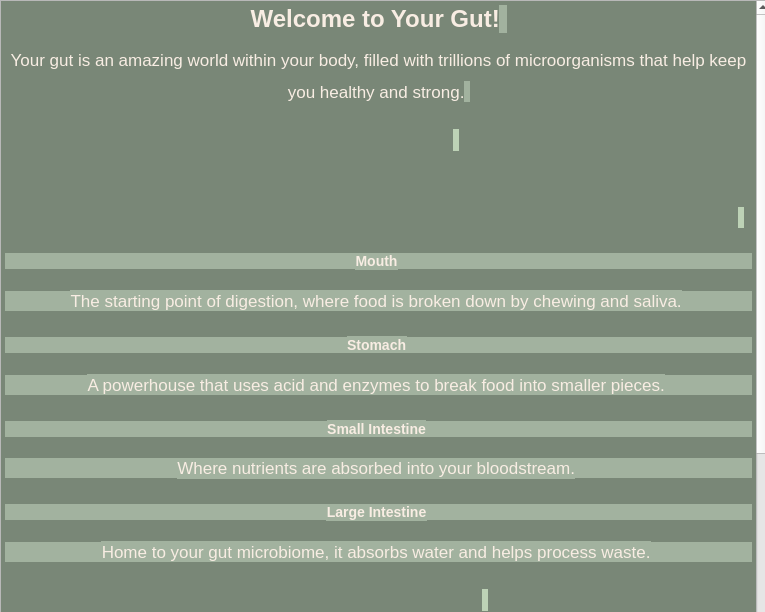
The window that A8EduApp/introtoguthealthwidget.ui (University-of-Utah-CS3505/a9-edu-app-f24-00Calvin00) describes before a commit, drawn with Qt 5.
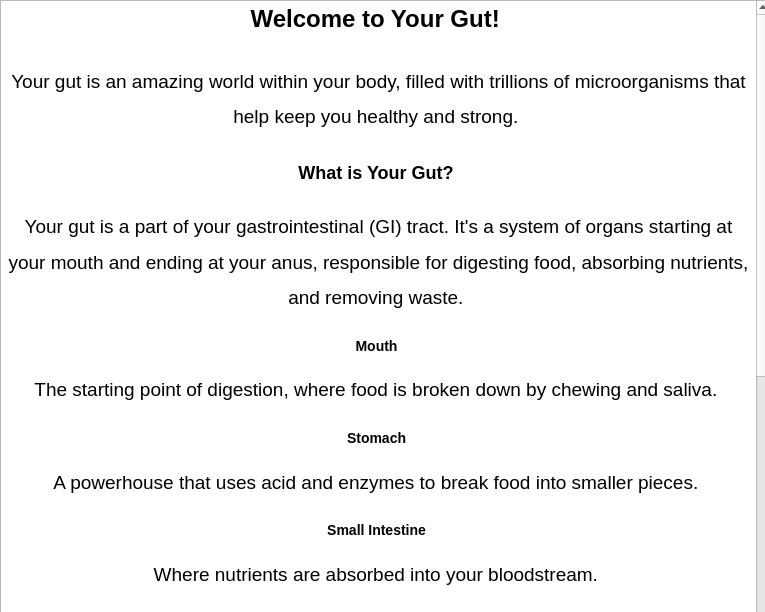
The same window after the commit.

Commit message: Added text to all the learning windows

What changed in the file:
```diff
--- a/A8EduApp/introtoguthealthwidget.ui
+++ b/A8EduApp/introtoguthealthwidget.ui
@@ -52,28 +52,27 @@
 hr { height: 1px; border-width: 0; }
 li.unchecked::marker { content: &quot;\2610&quot;; }
 li.checked::marker { content: &quot;\2612&quot;; }
-&lt;/style&gt;&lt;/head&gt;&lt;body style=&quot; font-family:'.AppleSystemUIFont'; font-size:13pt; font-weight:400; font-style:normal;&quot; bgcolor=&quot;#798777&quot;&gt;
-&lt;h1 align=&quot;center&quot; style=&quot; margin-top:0px; margin-bottom:0px; margin-left:0px; margin-right:0px; -qt-block-indent:0; text-indent:0px; line-height:160%;&quot;&gt;&lt;span style=&quot; font-family:'Arial','sans-serif'; font-size:xx-large; font-weight:700; color:#f8ede3;&quot;&gt;Welcome to Your Gut!&lt;/span&gt;&lt;span style=&quot; font-family:'Arial','sans-serif'; font-size:xx-large; font-weight:700; color:#f8ede3; background-color:#a2b29f;&quot;&gt; &lt;/span&gt;&lt;/h1&gt;
-&lt;p align=&quot;center&quot; style=&quot; margin-top:0px; margin-bottom:12px; margin-left:0px; margin-right:0px; -qt-block-indent:0; text-indent:0px; line-height:160%;&quot;&gt;&lt;span style=&quot; font-family:'Arial','sans-serif'; color:#f8ede3;&quot;&gt;Your gut is an amazing world within your body, filled with trillions of microorganisms that help keep you healthy and strong.&lt;/span&gt;&lt;span style=&quot; font-family:'Arial','sans-serif'; color:#f8ede3; background-color:#a2b29f;&quot;&gt; &lt;/span&gt;&lt;/p&gt;
-&lt;h2 align=&quot;center&quot; style=&quot; margin-top:16px; margin-bottom:0px; margin-left:0px; margin-right:0px; -qt-block-indent:0; text-indent:0px; line-height:160%;&quot;&gt;&lt;span style=&quot; font-family:'Arial','sans-serif'; font-size:x-large; font-weight:700; color:#798777;&quot;&gt;What is Your Gut?&lt;/span&gt;&lt;span style=&quot; font-family:'Arial','sans-serif'; font-size:x-large; font-weight:700; color:#798777; background-color:#bdd2b6;&quot;&gt; &lt;/span&gt;&lt;/h2&gt;
-&lt;p style=&quot; margin-top:12px; margin-bottom:12px; margin-left:0px; margin-right:0px; -qt-block-indent:0; text-indent:0px; line-height:160%;&quot;&gt;&lt;span style=&quot; font-family:'Arial','sans-serif'; color:#798777;&quot;&gt;Your gut is a part of your gastrointestinal (GI) tract. It's a system of organs starting at your mouth and ending at your anus, responsible for digesting food, absorbing nutrients, and removing waste.&lt;/span&gt;&lt;span style=&quot; font-family:'Arial','sans-serif'; color:#798777; background-color:#bdd2b6;&quot;&gt; &lt;/span&gt;&lt;/p&gt;
-&lt;h3 align=&quot;center&quot; style=&quot; margin-top:14px; margin-bottom:0px; margin-left:0px; margin-right:0px; -qt-block-indent:0; text-indent:0px; line-height:160%; background-color:#a2b29f;&quot;&gt;&lt;span style=&quot; font-family:'Arial','sans-serif'; font-size:large; font-weight:700; color:#f8ede3; background-color:#a2b29f;&quot;&gt;Mouth&lt;/span&gt;&lt;span style=&quot; font-family:'Arial','sans-serif'; font-size:large; font-weight:700; color:#f8ede3;&quot;&gt; &lt;/span&gt;&lt;/h3&gt;
-&lt;p align=&quot;center&quot; style=&quot; margin-top:12px; margin-bottom:12px; margin-left:0px; margin-right:0px; -qt-block-indent:0; text-indent:0px; line-height:160%; background-color:#a2b29f;&quot;&gt;&lt;span style=&quot; font-family:'Arial','sans-serif'; color:#f8ede3; background-color:#a2b29f;&quot;&gt;The starting point of digestion, where food is broken down by chewing and saliva.&lt;/span&gt;&lt;span style=&quot; font-family:'Arial','sans-serif'; color:#f8ede3;&quot;&gt; &lt;/span&gt;&lt;/p&gt;
-&lt;h3 align=&quot;center&quot; style=&quot; margin-top:14px; margin-bottom:0px; margin-left:0px; margin-right:0px; -qt-block-indent:0; text-indent:0px; line-height:160%; background-color:#a2b29f;&quot;&gt;&lt;span style=&quot; font-family:'Arial','sans-serif'; font-size:large; font-weight:700; color:#f8ede3; background-color:#a2b29f;&quot;&gt;Stomach&lt;/span&gt;&lt;span style=&quot; font-family:'Arial','sans-serif'; font-size:large; font-weight:700; color:#f8ede3;&quot;&gt; &lt;/span&gt;&lt;/h3&gt;
-&lt;p align=&quot;center&quot; style=&quot; margin-top:12px; margin-bottom:12px; margin-left:0px; margin-right:0px; -qt-block-indent:0; text-indent:0px; line-height:160%; background-color:#a2b29f;&quot;&gt;&lt;span style=&quot; font-family:'Arial','sans-serif'; color:#f8ede3; background-color:#a2b29f;&quot;&gt;A powerhouse that uses acid and enzymes to break food into smaller pieces.&lt;/span&gt;&lt;span style=&quot; font-family:'Arial','sans-serif'; color:#f8ede3;&quot;&gt; &lt;/span&gt;&lt;/p&gt;
-&lt;h3 align=&quot;center&quot; style=&quot; margin-top:14px; margin-bottom:0px; margin-left:0px; margin-right:0px; -qt-block-indent:0; text-indent:0px; line-height:160%; background-color:#a2b29f;&quot;&gt;&lt;span style=&quot; font-family:'Arial','sans-serif'; font-size:large; font-weight:700; color:#f8ede3; background-color:#a2b29f;&quot;&gt;Small Intestine&lt;/span&gt;&lt;span style=&quot; font-family:'Arial','sans-serif'; font-size:large; font-weight:700; color:#f8ede3;&quot;&gt; &lt;/span&gt;&lt;/h3&gt;
-&lt;p align=&quot;center&quot; style=&quot; margin-top:12px; margin-bottom:12px; margin-left:0px; margin-right:0px; -qt-block-indent:0; text-indent:0px; line-height:160%; background-color:#a2b29f;&quot;&gt;&lt;span style=&quot; font-family:'Arial','sans-serif'; color:#f8ede3; background-color:#a2b29f;&quot;&gt;Where nutrients are absorbed into your bloodstream.&lt;/span&gt;&lt;span style=&quot; font-family:'Arial','sans-serif'; color:#f8ede3;&quot;&gt; &lt;/span&gt;&lt;/p&gt;
-&lt;h3 align=&quot;center&quot; style=&quot; margin-top:14px; margin-bottom:0px; margin-left:0px; margin-right:0px; -qt-block-indent:0; text-indent:0px; line-height:160%; background-color:#a2b29f;&quot;&gt;&lt;span style=&quot; font-family:'Arial','sans-serif'; font-size:large; font-weight:700; color:#f8ede3; background-color:#a2b29f;&quot;&gt;Large Intestine&lt;/span&gt;&lt;span style=&quot; font-family:'Arial','sans-serif'; font-size:large; font-weight:700; color:#f8ede3;&quot;&gt; &lt;/span&gt;&lt;/h3&gt;
-&lt;p align=&quot;center&quot; style=&quot; margin-top:12px; margin-bottom:12px; margin-left:0px; margin-right:0px; -qt-block-indent:0; text-indent:0px; line-height:160%; background-color:#a2b29f;&quot;&gt;&lt;span style=&quot; font-family:'Arial','sans-serif'; color:#f8ede3; background-color:#a2b29f;&quot;&gt;Home to your gut microbiome, it absorbs water and helps process waste.&lt;/span&gt;&lt;span style=&quot; font-family:'Arial','sans-serif'; color:#f8ede3;&quot;&gt; &lt;/span&gt;&lt;/p&gt;
-&lt;h2 align=&quot;center&quot; style=&quot; margin-top:16px; margin-bottom:0px; margin-left:0px; margin-right:0px; -qt-block-indent:0; text-indent:0px; line-height:160%;&quot;&gt;&lt;span style=&quot; font-family:'Arial','sans-serif'; font-size:x-large; font-weight:700; color:#798777;&quot;&gt;What Does Your Gut Do?&lt;/span&gt;&lt;span style=&quot; font-family:'Arial','sans-serif'; font-size:x-large; font-weight:700; color:#798777; background-color:#bdd2b6;&quot;&gt; &lt;/span&gt;&lt;/h2&gt;
+&lt;/style&gt;&lt;/head&gt;&lt;body style=&quot; font-family:'.AppleSystemUIFont'; font-size:13pt; font-weight:400; font-style:normal;&quot; bgcolor=&quot;#ffffff&quot;&gt;
+&lt;h1 align=&quot;center&quot; style=&quot; margin-top:20px; margin-bottom:20px; margin-left:0px; margin-right:0px; -qt-block-indent:0; text-indent:0px; line-height:160%;&quot;&gt;&lt;span style=&quot; font-family:'Arial','sans-serif'; font-size:14pt; font-weight:700; color:#000000;&quot;&gt;Welcome to Your Gut! &lt;/span&gt;&lt;/h1&gt;
+&lt;p align=&quot;center&quot; style=&quot; margin-top:15px; margin-bottom:15px; margin-left:0px; margin-right:0px; -qt-block-indent:0; text-indent:0px; line-height:160%;&quot;&gt;&lt;span style=&quot; font-family:'Arial','sans-serif'; font-size:14pt; color:#000000;&quot;&gt;Your gut is an amazing world within your body, filled with trillions of microorganisms that help keep you healthy and strong. &lt;/span&gt;&lt;/p&gt;
+&lt;h2 align=&quot;center&quot; style=&quot; margin-top:20px; margin-bottom:20px; margin-left:0px; margin-right:0px; -qt-block-indent:0; text-indent:0px; line-height:160%;&quot;&gt;&lt;span style=&quot; font-family:'Arial','sans-serif'; font-size:14pt; font-weight:700; color:#000000;&quot;&gt;What is Your Gut? &lt;/span&gt;&lt;/h2&gt;
+&lt;p align=&quot;center&quot; style=&quot; margin-top:15px; margin-bottom:15px; margin-left:0px; margin-right:0px; -qt-block-indent:0; text-indent:0px; line-height:160%;&quot;&gt;&lt;span style=&quot; font-family:'Arial','sans-serif'; font-size:14pt; color:#000000;&quot;&gt;Your gut is a part of your gastrointestinal (GI) tract. It's a system of organs starting at your mouth and ending at your anus, responsible for digesting food, absorbing nutrients, and removing waste. &lt;/span&gt;&lt;/p&gt;
+&lt;h3 align=&quot;center&quot; style=&quot; margin-top:15px; margin-bottom:15px; margin-left:0px; margin-right:0px; -qt-block-indent:0; text-indent:0px; line-height:160%;&quot;&gt;&lt;span style=&quot; font-family:'Arial','sans-serif'; font-size:14pt; font-weight:700; color:#000000;&quot;&gt;Mouth &lt;/span&gt;&lt;/h3&gt;
+&lt;p align=&quot;center&quot; style=&quot; margin-top:15px; margin-bottom:15px; margin-left:0px; margin-right:0px; -qt-block-indent:0; text-indent:0px; line-height:160%;&quot;&gt;&lt;span style=&quot; font-family:'Arial','sans-serif'; font-size:14pt; color:#000000;&quot;&gt;The starting point of digestion, where food is broken down by chewing and saliva. &lt;/span&gt;&lt;/p&gt;
+&lt;h3 align=&quot;center&quot; style=&quot; margin-top:15px; margin-bottom:15px; margin-left:0px; margin-right:0px; -qt-block-indent:0; text-indent:0px; line-height:160%;&quot;&gt;&lt;span style=&quot; font-family:'Arial','sans-serif'; font-size:14pt; font-weight:700; color:#000000;&quot;&gt;Stomach &lt;/span&gt;&lt;/h3&gt;
+&lt;p align=&quot;center&quot; style=&quot; margin-top:15px; margin-bottom:15px; margin-left:0px; margin-right:0px; -qt-block-indent:0; text-indent:0px; line-height:160%;&quot;&gt;&lt;span style=&quot; font-family:'Arial','sans-serif'; font-size:14pt; color:#000000;&quot;&gt;A powerhouse that uses acid and enzymes to break food into smaller pieces. &lt;/span&gt;&lt;/p&gt;
+&lt;h3 align=&quot;center&quot; style=&quot; margin-top:15px; margin-bottom:15px; margin-left:0px; margin-right:0px; -qt-block-indent:0; text-indent:0px; line-height:160%;&quot;&gt;&lt;span style=&quot; font-family:'Arial','sans-serif'; font-size:14pt; font-weight:700; color:#000000;&quot;&gt;Small Intestine &lt;/span&gt;&lt;/h3&gt;
+&lt;p align=&quot;center&quot; style=&quot; margin-top:15px; margin-bottom:15px; margin-left:0px; margin-right:0px; -qt-block-indent:0; text-indent:0px; line-height:160%;&quot;&gt;&lt;span style=&quot; font-family:'Arial','sans-serif'; font-size:14pt; color:#000000;&quot;&gt;Where nutrients are absorbed into your bloodstream. &lt;/span&gt;&lt;/p&gt;
+&lt;h3 align=&quot;center&quot; style=&quot; margin-top:15px; margin-bottom:15px; margin-left:0px; margin-right:0px; -qt-block-indent:0; text-indent:0px; line-height:160%;&quot;&gt;&lt;span style=&quot; font-family:'Arial','sans-serif'; font-size:14pt; font-weight:700; color:#000000;&quot;&gt;Large Intestine &lt;/span&gt;&lt;/h3&gt;
+&lt;p align=&quot;center&quot; style=&quot; margin-top:15px; margin-bottom:15px; margin-left:0px; margin-right:0px; -qt-block-indent:0; text-indent:0px; line-height:160%;&quot;&gt;&lt;span style=&quot; font-family:'Arial','sans-serif'; font-size:14pt; color:#000000;&quot;&gt;Home to your gut microbiome, it absorbs water and helps process waste. &lt;/span&gt;&lt;/p&gt;
+&lt;h2 align=&quot;center&quot; style=&quot; margin-top:20px; margin-bottom:20px; margin-left:0px; margin-right:0px; -qt-block-indent:0; text-indent:0px; line-height:160%;&quot;&gt;&lt;span style=&quot; font-family:'Arial','sans-serif'; font-size:14pt; font-weight:700; color:#000000;&quot;&gt;What Does Your Gut Do? &lt;/span&gt;&lt;/h2&gt;
 &lt;ul style=&quot;margin-top: 0px; margin-bottom: 0px; margin-left: 0px; margin-right: 0px; -qt-list-indent: 1;&quot;&gt;
-&lt;li style=&quot; font-family:'Arial','sans-serif'; color:#f8ede3; background-color:#a2b29f;&quot; style=&quot; margin-top:0px; margin-bottom:0px; margin-left:0px; margin-right:0px; -qt-block-indent:0; text-indent:0px; line-height:160%;&quot;&gt;Digests food to provide energy.&lt;span style=&quot; color:#798777;&quot;&gt; &lt;/span&gt;&lt;/li&gt;
-&lt;li style=&quot; font-family:'Arial','sans-serif'; color:#f8ede3; background-color:#a2b29f;&quot; style=&quot; margin-top:0px; margin-bottom:0px; margin-left:0px; margin-right:0px; -qt-block-indent:0; text-indent:0px; line-height:160%;&quot;&gt;Absorbs essential nutrients your body needs.&lt;span style=&quot; color:#798777;&quot;&gt; &lt;/span&gt;&lt;/li&gt;
-&lt;li style=&quot; font-family:'Arial','sans-serif'; color:#f8ede3; background-color:#a2b29f;&quot; style=&quot; margin-top:0px; margin-bottom:0px; margin-left:0px; margin-right:0px; -qt-block-indent:0; text-indent:0px; line-height:160%;&quot;&gt;Supports your immune system.&lt;span style=&quot; color:#798777;&quot;&gt; &lt;/span&gt;&lt;/li&gt;
-&lt;li style=&quot; font-family:'Arial','sans-serif'; color:#f8ede3; background-color:#a2b29f;&quot; style=&quot; margin-top:0px; margin-bottom:0px; margin-left:0px; margin-right:0px; -qt-block-indent:0; text-indent:0px; line-height:160%;&quot;&gt;Maintains the balance of good and bad bacteria in your microbiome.&lt;span style=&quot; color:#798777;&quot;&gt; &lt;/span&gt;&lt;/li&gt;
-&lt;li style=&quot; font-family:'Arial','sans-serif'; color:#f8ede3; background-color:#a2b29f;&quot; style=&quot; margin-top:0px; margin-bottom:0px; margin-left:0px; margin-right:0px; -qt-block-indent:0; text-indent:0px; line-height:160%;&quot;&gt;Connects to your brain to influence mood and mental health.&lt;span style=&quot; color:#798777;&quot;&gt; &lt;/span&gt;&lt;/li&gt;&lt;/ul&gt;
-&lt;p align=&quot;center&quot; style=&quot; margin-top:0px; margin-bottom:0px; margin-left:0px; margin-right:0px; -qt-block-indent:0; text-indent:0px; line-height:160%;&quot;&gt;&lt;span style=&quot; font-family:'Arial','sans-serif'; color:#f8ede3; background-color:#798777;&quot;&gt;Learn More About Gut Health&lt;/span&gt;&lt;span style=&quot; font-family:'Arial','sans-serif'; color:#798777; background-color:#bdd2b6;&quot;&gt; &lt;/span&gt;&lt;/p&gt;
-&lt;p align=&quot;center&quot; style=&quot; margin-top:12px; margin-bottom:12px; margin-left:0px; margin-right:0px; -qt-block-indent:0; text-indent:0px; line-height:160%;&quot;&gt;&lt;span style=&quot; font-family:'Arial','sans-serif'; color:#f8ede3;&quot;&gt;Discover more about your gut and how to take care of it!&lt;/span&gt;&lt;span style=&quot; font-family:'Arial','sans-serif'; color:#f8ede3; background-color:#a2b29f;&quot;&gt; &lt;/span&gt;&lt;/p&gt;&lt;/body&gt;&lt;/html&gt;</string>
+&lt;li style=&quot; font-family:'Arial','sans-serif'; font-size:14pt; color:#000000;&quot; style=&quot; margin-top:20px; margin-bottom:10px; margin-left:37px; margin-right:37px; -qt-block-indent:0; text-indent:0px; line-height:160%;&quot;&gt;&lt;span style=&quot; font-weight:700;&quot;&gt;Digests food&lt;/span&gt; to provide energy. &lt;/li&gt;
+&lt;li style=&quot; font-family:'Arial','sans-serif'; font-size:14pt; color:#000000;&quot; style=&quot; margin-top:10px; margin-bottom:10px; margin-left:37px; margin-right:37px; -qt-block-indent:0; text-indent:0px; line-height:160%;&quot;&gt;&lt;span style=&quot; font-weight:700;&quot;&gt;Absorbs essential nutrients&lt;/span&gt; your body needs. &lt;/li&gt;
+&lt;li style=&quot; font-family:'Arial','sans-serif'; font-size:14pt; color:#000000;&quot; style=&quot; margin-top:10px; margin-bottom:10px; margin-left:37px; margin-right:37px; -qt-block-indent:0; text-indent:0px; line-height:160%;&quot;&gt;&lt;span style=&quot; font-weight:700;&quot;&gt;Supports your immune system&lt;/span&gt;. &lt;/li&gt;
+&lt;li style=&quot; font-family:'Arial','sans-serif'; font-size:14pt; color:#000000;&quot; style=&quot; margin-top:10px; margin-bottom:10px; margin-left:37px; margin-right:37px; -qt-block-indent:0; text-indent:0px; line-height:160%;&quot;&gt;&lt;span style=&quot; font-weight:700;&quot;&gt;Maintains balance&lt;/span&gt; of good and bad bacteria in your microbiome. &lt;/li&gt;
+&lt;li style=&quot; font-family:'Arial','sans-serif'; font-size:14pt; color:#000000;&quot; style=&quot; margin-top:10px; margin-bottom:20px; margin-left:37px; margin-right:37px; -qt-block-indent:0; text-indent:0px; line-height:160%;&quot;&gt;&lt;span style=&quot; font-weight:700;&quot;&gt;Connects to your brain&lt;/span&gt; to influence mood and mental health. &lt;/li&gt;&lt;/ul&gt;
+&lt;p align=&quot;center&quot; style=&quot; margin-top:15px; margin-bottom:15px; margin-left:0px; margin-right:0px; -qt-block-indent:0; text-indent:0px; line-height:160%;&quot;&gt; &lt;/p&gt;&lt;/body&gt;&lt;/html&gt;</string>
    </property>
   </widget>
  </widget>
```
The commit also changes 2 other files.
